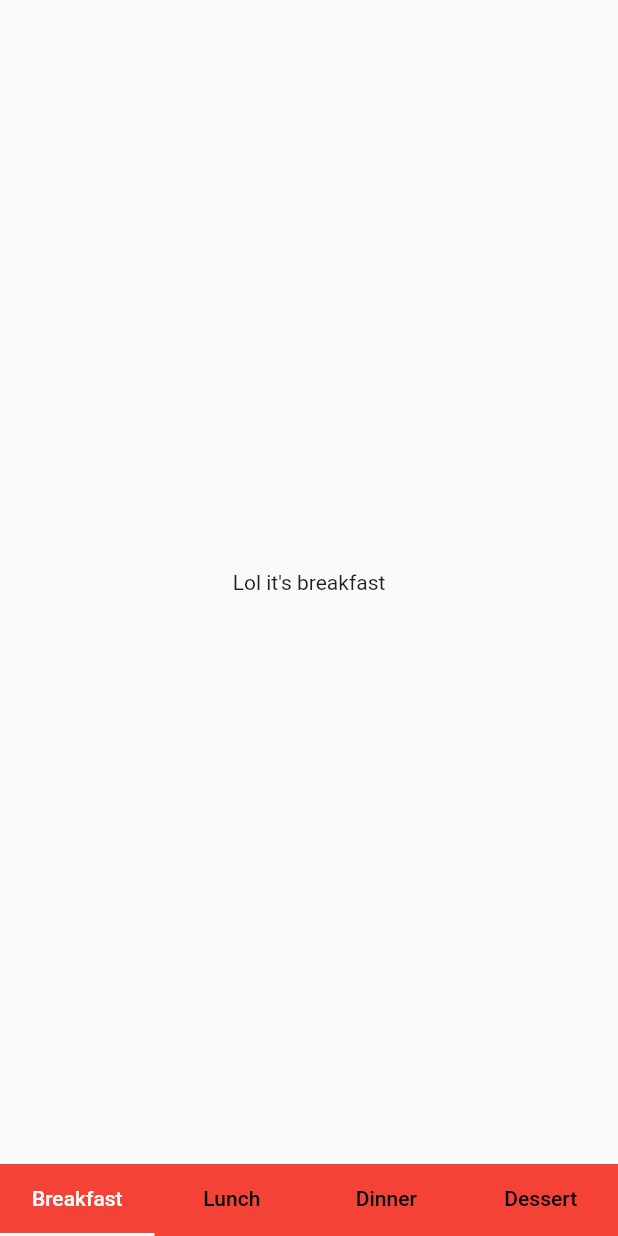
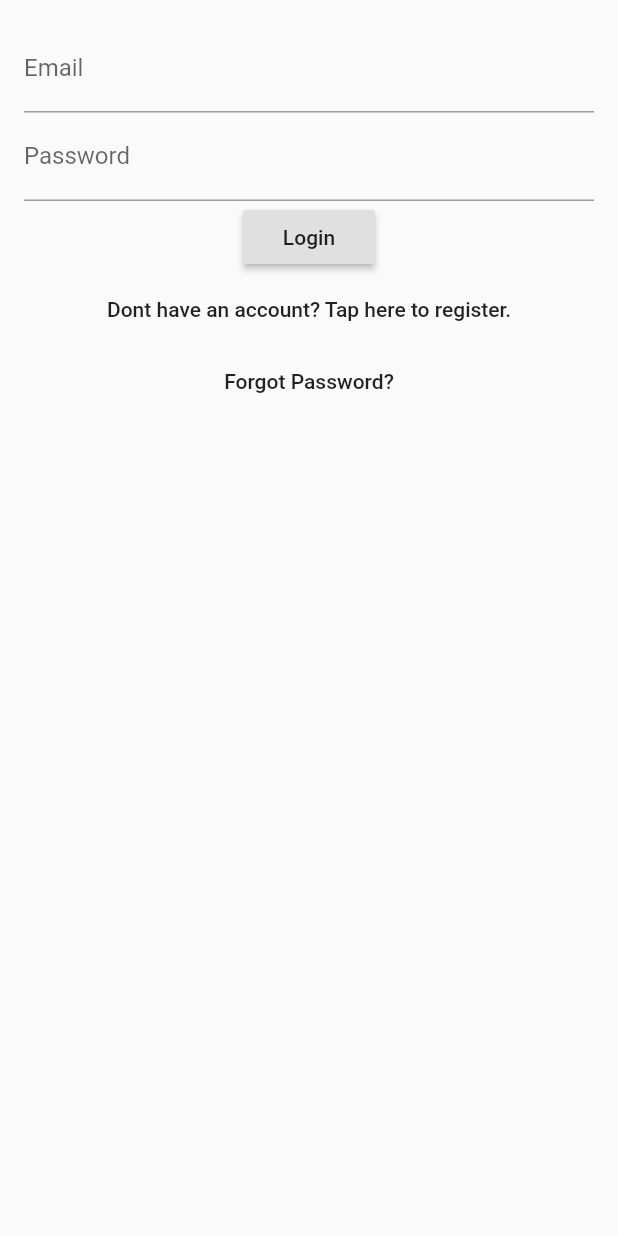
Before and after one commit to Synergy232/recipe_app, a Flutter app: the screen it shows after launch, on a phone screen of 412 x 824 dp. Run offline on Flutter 3.47's test engine with Material 2 defaults, Android fonts, the phone set to English and light mode, and no system bars.

Commit message:
started login screen

```diff
--- a/recipe_app/lib/Login.dart
+++ b/recipe_app/lib/Login.dart
@@ -0,0 +1,164 @@
+import 'package:flutter/material.dart';
+import 'package:recipe_app/HomePage.dart';
+
+class LoginPage extends StatefulWidget {
+  @override
+  State<StatefulWidget> createState() => new _LoginPageState();
+}
+
+// Used for controlling whether the user is loggin or creating an account
+enum FormType {
+  login,
+  register
+}
+
+class _LoginPageState extends State<LoginPage> {
+
+  final TextEditingController _emailFilter = new TextEditingController();
+  final TextEditingController _passwordFilter = new TextEditingController();
+  String _email = "";
+  String _password = "";
+  FormType _form = FormType.login; // our default setting is to login, and we should switch to creating an account when the user chooses to
+
+  _LoginPageState() {
+    _emailFilter.addListener(_emailListen);
+    _passwordFilter.addListener(_passwordListen);
+  }
+
+  void _emailListen() {
+    if (_emailFilter.text.isEmpty) {
+      _email = "";
+    } else {
+      _email = _emailFilter.text;
+    }
+  }
+
+  void _passwordListen() {
+    if (_passwordFilter.text.isEmpty) {
+      _password = "";
+    } else {
+      _password = _passwordFilter.text;
+    }
+  }
+
+  // Swap in between our two forms, registering and logging in
+  void _formChange () async {
+    setState(() {
+      if (_form == FormType.register) {
+        _form = FormType.login;
+      } else {
+        _form = FormType.register;
+      }
+    });
+  }
+
+  @override
+  Widget build(BuildContext context) {
+    return new Scaffold(
+      appBar: null,
+      //appBar: _buildBar(context),
+      body: new Container(
+        padding: EdgeInsets.all(16.0),
+        child: new Column(
+          children: <Widget>[
+            _buildTextFields(),
+            _buildButtons(),
+          ],
+        ),
+      ),
+    );
+  }
+
+  // Widget _buildBar(BuildContext context) {
+  //   return new AppBar(
+  //     backgroundColor: Colors.red,
+  //     title: new Text("Simple Login Example"),
+  //     centerTitle: true,
+  //   );
+  // }
+
+  Widget _buildTextFields() {
+    return new Container(
+      child: new Column(
+        children: <Widget>[
+          new Container(
+            child: new TextField(
+              controller: _emailFilter,
+              decoration: new InputDecoration(
+                labelText: 'Email'
+              ),
+            ),
+          ),
+          new Container(
+            child: new TextField(
+              controller: _passwordFilter,
+              decoration: new InputDecoration(
+                labelText: 'Password'
+              ),
+              obscureText: true,
+            ),
+          )
+        ],
+      ),
+    );
+  }
+
+  Widget _buildButtons() {
+    if (_form == FormType.login) {
+      return new Container(
+        child: new Column(
+          children: <Widget>[
+            new RaisedButton(
+              child: new Text('Login'),
+              onPressed: _loginPressed,
+            ),
+            new FlatButton(
+              child: new Text('Dont have an account? Tap here to register.'),
+              onPressed: _formChange,
+            ),
+            new FlatButton(
+              child: new Text('Forgot Password?'),
+              onPressed: _passwordReset,
+            )
+          ],
+        ),
+      );
+    } else {
+      return new Container(
+        child: new Column(
+          children: <Widget>[
+            new RaisedButton(
+              child: new Text('Create an Account'),
+              onPressed: _createAccountPressed,
+            ),
+            new FlatButton(
+              child: new Text('Have an account? Click here to login.'),
+              onPressed: _formChange,
+            )
+          ],
+        ),
+      );
+    }
+  }
+
+  // These functions can self contain any user auth logic required, they all have access to _email and _password
+
+  void _loginPressed () {
+    print('The user wants to login with $_email and $_password');
+    Navigator.push(
+    context,
+    MaterialPageRoute(builder: (context) => HomePage()),
+  );
+  }
+
+  void _createAccountPressed () {
+    print('The user wants to create an accoutn with $_email and $_password');
+
+  }
+
+  void _passwordReset () {
+    print("The user wants a password reset request sent to $_email");
+  }
+
+
+}
--- a/recipe_app/lib/Pages/Breakfast.dart
+++ b/recipe_app/lib/Pages/Breakfast.dart
@@ -1,9 +1,14 @@
 import 'package:flutter/material.dart';
+import 'package:recipe_app/Login.dart';
 
 class Breakfast extends StatelessWidget{
   @override
   Widget build(BuildContext context) {
-    return Center(child: Text('Lol it\'s breakfast'));
+    return Center(child: RaisedButton(
+      child: Text('Logout'),
+      onPressed: (){
+        Navigator.push(context, MaterialPageRoute(builder: (context)=> LoginPage()));
+      }));
   }
 
 }
--- a/recipe_app/lib/main.dart
+++ b/recipe_app/lib/main.dart
@@ -1,4 +1,5 @@
 import 'package:flutter/material.dart';
+import 'package:recipe_app/Login.dart';
 import 'HomePage.dart';
 void main() => runApp(MyApp());
 
@@ -7,12 +8,12 @@ class MyApp extends StatelessWidget {
   Widget build(BuildContext context) {
     return MaterialApp(
       debugShowCheckedModeBanner: false,
-      title: 'Flutter Demo',
+      title: 'Recipe_App',
       theme: ThemeData(
         primarySwatch: Colors.blue,
         primaryColor: Colors.grey,
       ),
-      home: MyHomePage(title: 'Flutter Demo Home Page'),
+      home: MyHomePage(title: 'Recipe App'),
     );
   }
 }
@@ -37,6 +38,7 @@ class _MyHomePageState extends State<MyHomePage> {
       right: false,
       bottom: false,
       //minimum: const EdgeInsets.all(16.0),
-      child: HomePage()));
+      //child: HomePage()));
+      child: LoginPage()));
   }
 }
```
